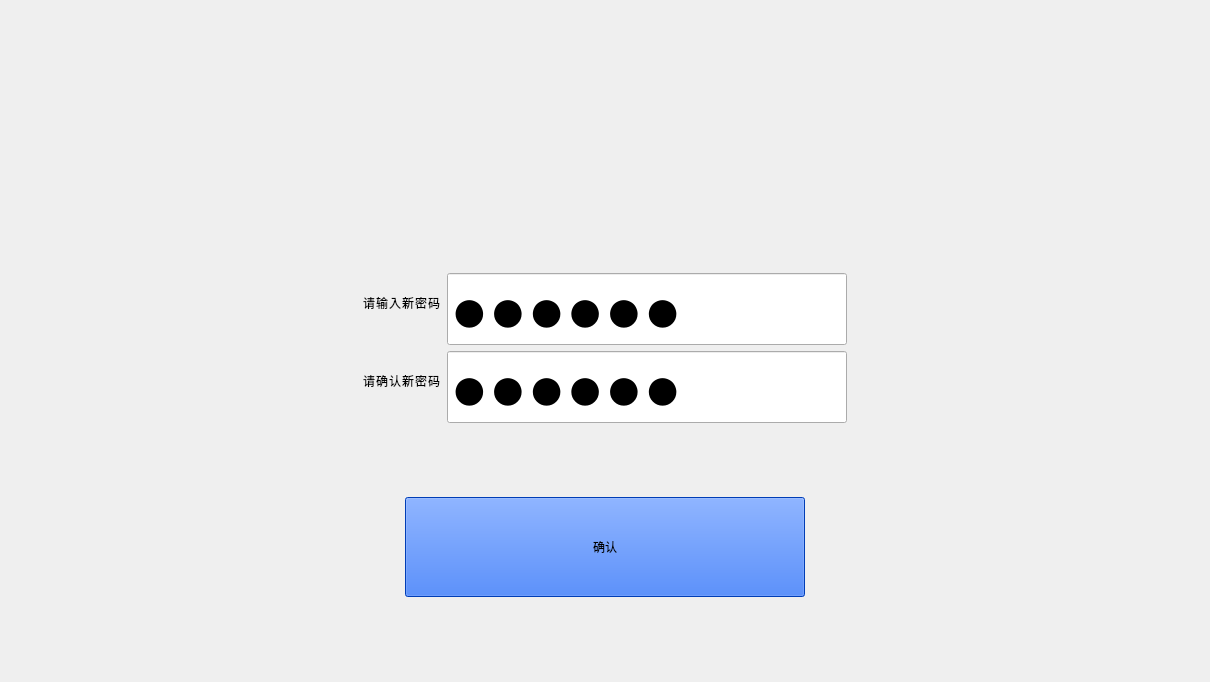
Qt form SSCard_System/up_changepwd.ui (leithergit/SSCard_System) before a commit.
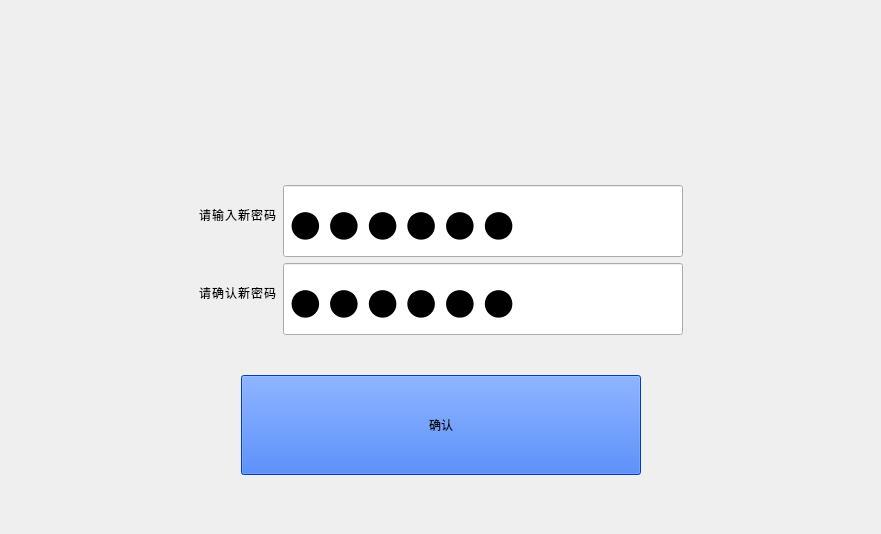
The same form after that commit. Icons and pictures are not drawn.

```diff
--- a/SSCard_System/up_changepwd.ui
+++ b/SSCard_System/up_changepwd.ui
@@ -6,10 +6,16 @@
    <rect>
     <x>0</x>
     <y>0</y>
-    <width>1210</width>
-    <height>682</height>
+    <width>881</width>
+    <height>534</height>
    </rect>
   </property>
+  <property name="minimumSize">
+   <size>
+    <width>807</width>
+    <height>452</height>
+   </size>
+  </property>
   <property name="windowTitle">
    <string>Form</string>
   </property>
```
